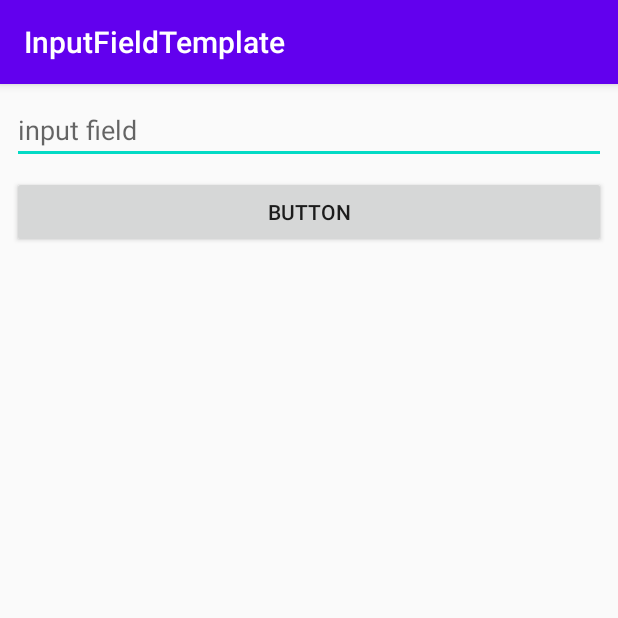
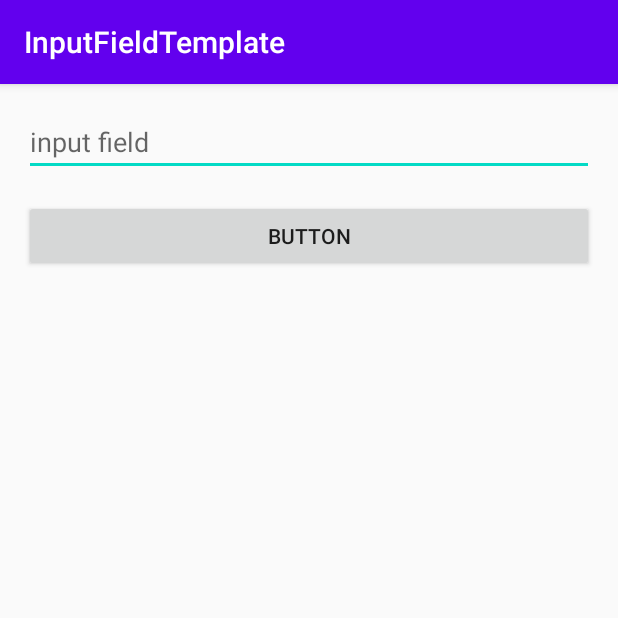
Before and after one commit to Endorf/inputfields-template, an Android app: the screen it shows after launch (MainActivity), on a phone screen of 412 x 824 dp, the top half of it. Run offline under Robolectric (Android 15) with nearby library versions, the phone set to English and light mode, and no system bars.

Commit message:
update paddings

```diff
--- a/app/src/main/res/layout/activity_main.xml
+++ b/app/src/main/res/layout/activity_main.xml
@@ -5,7 +5,7 @@
     android:orientation="vertical"
     android:layout_width="match_parent"
     android:layout_height="match_parent"
-    android:padding="@dimen/app_margin"
+    android:padding="16dp"
     tools:context=".MainActivity">
 
     <EditText
@@ -13,7 +13,7 @@
         android:layout_width="match_parent"
         android:layout_height="wrap_content"
         android:hint="input field"
-        android:layout_marginBottom="@dimen/app_margin"/>
+        android:layout_marginBottom="16dp"/>
 
     <Button
         android:id="@+id/btn"
```
